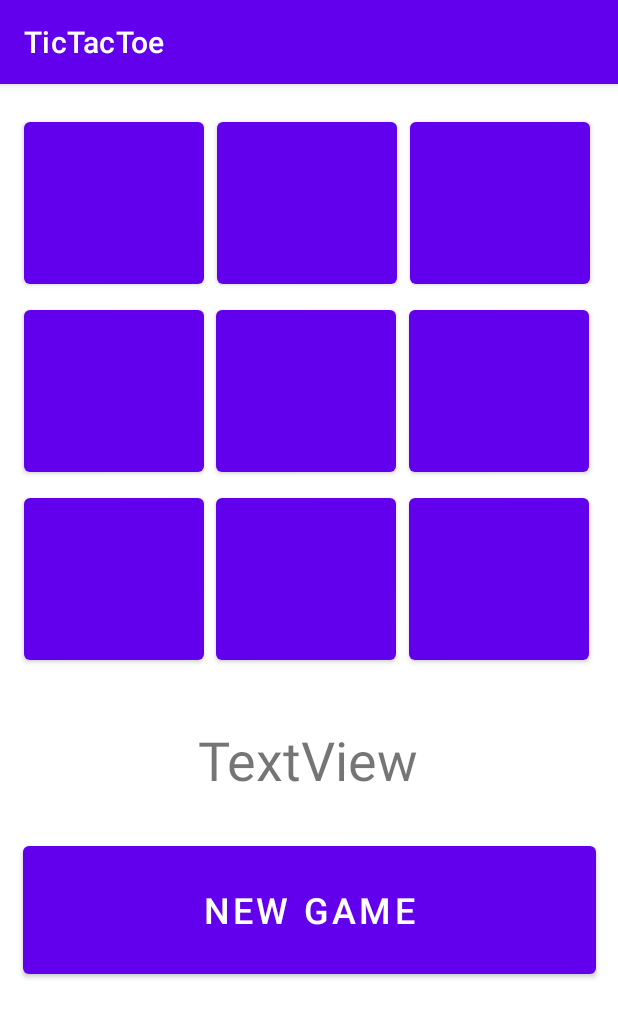
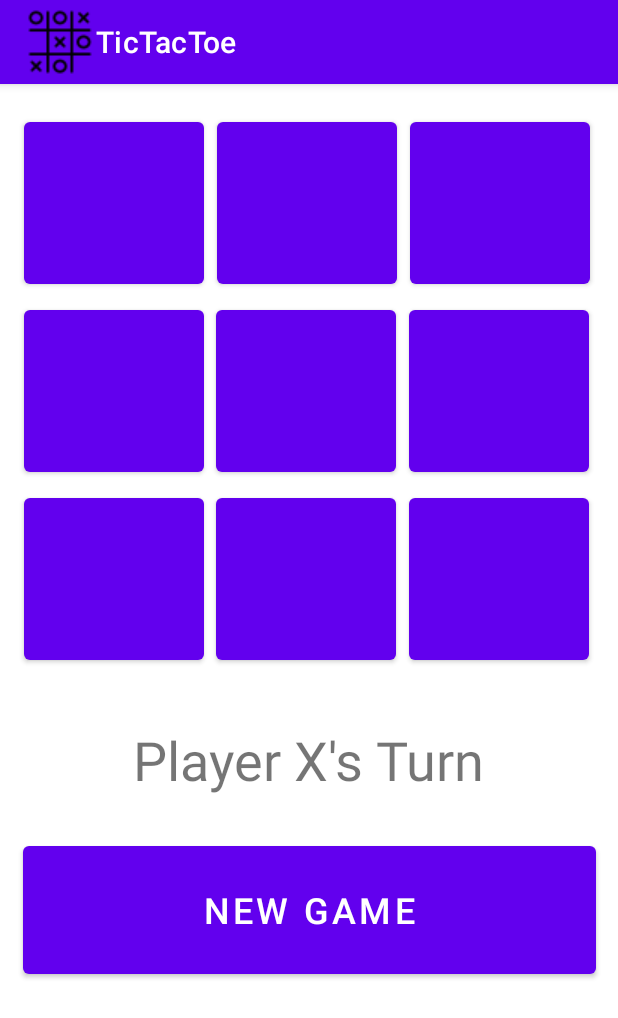
Before and after one commit to Thom440/TicTacToe, an Android app: the screen it shows after launch (MainActivity), on a phone screen of 412 x 824 dp. Shown: the top 1018 px of the screen. Run offline under Robolectric (Android 15) with nearby library versions, the phone set to English and light mode, and no system bars.

Commit message:
Buttons now change text to either x or o based off of player. Added an icon to the title bar. New game starts a new game.

```diff
--- a/app/src/main/AndroidManifest.xml
+++ b/app/src/main/AndroidManifest.xml
@@ -9,7 +9,9 @@
         android:roundIcon="@mipmap/ic_launcher_round"
         android:supportsRtl="true"
         android:theme="@style/Theme.TicTacToe">
-        <activity android:name=".MainActivity">
+        <activity
+            android:name=".MainActivity"
+            android:screenOrientation="portrait">
             <intent-filter>
                 <action android:name="android.intent.action.MAIN" />
 
--- a/app/src/main/java/com/example/tictactoe/MainActivity.java
+++ b/app/src/main/java/com/example/tictactoe/MainActivity.java
@@ -1,14 +1,70 @@
 package com.example.tictactoe;
 
+import androidx.appcompat.app.ActionBar;
 import androidx.appcompat.app.AppCompatActivity;
 
 import android.os.Bundle;
+import android.view.View;
+import android.widget.Button;
+import android.widget.TextView;
 
 public class MainActivity extends AppCompatActivity {
+
+    private Button[] btnArray;
+
+    private final String PLAYER_X = "X";
+    private final String PLAYER_O = "O";
+    private String currentPlayer;
+
+    private TextView instructions;
 
     @Override
     protected void onCreate(Bundle savedInstanceState) {
         super.onCreate(savedInstanceState);
         setContentView(R.layout.activity_main);
+
+        ActionBar actionBar = getSupportActionBar();
+        actionBar.setDisplayShowHomeEnabled(true);
+        actionBar.setIcon(R.mipmap.ic_launcher_default);
+
+        btnArray = new Button[9];
+        btnArray[0] = (Button)findViewById(R.id.btn1);
+        btnArray[1] = (Button)findViewById(R.id.btn2);
+        btnArray[2] = (Button)findViewById(R.id.btn3);
+        btnArray[3] = (Button)findViewById(R.id.btn4);
+        btnArray[4] = (Button)findViewById(R.id.btn5);
+        btnArray[5] = (Button)findViewById(R.id.btn6);
+        btnArray[6] = (Button)findViewById(R.id.btn7);
+        btnArray[7] = (Button)findViewById(R.id.btn8);
+        btnArray[8] = (Button)findViewById(R.id.btn9);
+
+        currentPlayer = PLAYER_X;
+
+        instructions = (TextView)findViewById(R.id.instructions);
+
+        instructions.setText("Player " + currentPlayer + "'s Turn");
+    }
+
+    public void onClick(View v) {
+        if (((Button)v).getText().equals("")) {
+            ((Button) v).setText(currentPlayer);
+            if (currentPlayer == PLAYER_X) {
+                currentPlayer = PLAYER_O;
+            }
+            else {
+                currentPlayer = PLAYER_X;
+            }
+            instructions.setText("Player " + currentPlayer + "'s Turn");
+        }
+    }
+
+    public void newGameClick(View v) {
+        for (int i = 0; i < btnArray.length; i++) {
+            btnArray[i].setText("");
+        }
+
+        currentPlayer = PLAYER_X;
+
+        instructions.setText("Player " + currentPlayer + "'s Turn");
     }
 }
--- a/app/src/main/res/layout/activity_main.xml
+++ b/app/src/main/res/layout/activity_main.xml
@@ -4,6 +4,7 @@
     xmlns:tools="http://schemas.android.com/tools"
     android:layout_width="match_parent"
     android:layout_height="match_parent"
+
     tools:context=".MainActivity">
 
     <Button
@@ -12,6 +13,8 @@
         android:layout_height="120dp"
         android:layout_marginStart="13dp"
         android:layout_marginTop="19dp"
+        android:onClick="onClick"
+        android:textSize="36sp"
         app:layout_constraintBottom_toTopOf="@+id/btn4"
         app:layout_constraintEnd_toStartOf="@+id/btn3"
         app:layout_constraintStart_toStartOf="parent"
@@ -24,6 +27,8 @@
         android:layout_height="120dp"
         android:layout_marginTop="19dp"
         android:layout_marginEnd="16dp"
+        android:onClick="onClick"
+        android:textSize="36sp"
         app:layout_constraintBottom_toTopOf="@+id/btn6"
         app:layout_constraintEnd_toEndOf="parent"
         app:layout_constraintStart_toEndOf="@+id/btn3"
@@ -36,6 +41,8 @@
         android:layout_marginStart="5dp"
         android:layout_marginTop="19dp"
         android:layout_marginEnd="6dp"
+        android:onClick="onClick"
+        android:textSize="36sp"
         app:layout_constraintBottom_toTopOf="@+id/btn5"
         app:layout_constraintEnd_toStartOf="@+id/btn2"
         app:layout_constraintStart_toEndOf="@+id/btn1"
@@ -47,6 +54,8 @@
         android:layout_height="120dp"
         android:layout_marginStart="12dp"
         android:layout_marginTop="5dp"
+        android:onClick="onClick"
+        android:textSize="36sp"
         app:layout_constraintBottom_toTopOf="@+id/btn7"
         app:layout_constraintEnd_toStartOf="@+id/btn5"
         app:layout_constraintHorizontal_bias="0.333"
@@ -60,6 +69,8 @@
         android:layout_marginStart="4dp"
         android:layout_marginTop="5dp"
         android:layout_marginEnd="5dp"
+        android:onClick="onClick"
+        android:textSize="36sp"
         app:layout_constraintBottom_toTopOf="@+id/btn8"
         app:layout_constraintEnd_toStartOf="@+id/btn6"
         app:layout_constraintStart_toEndOf="@+id/btn4"
@@ -71,6 +82,8 @@
         android:layout_height="120dp"
         android:layout_marginTop="5dp"
         android:layout_marginEnd="15dp"
+        android:onClick="onClick"
+        android:textSize="36sp"
         app:layout_constraintBottom_toTopOf="@+id/btn9"
         app:layout_constraintEnd_toEndOf="parent"
         app:layout_constraintStart_toEndOf="@+id/btn5"
@@ -82,6 +95,8 @@
         android:layout_height="120dp"
         android:layout_marginStart="12dp"
         android:layout_marginTop="5dp"
+        android:onClick="onClick"
+        android:textSize="36sp"
         app:layout_constraintEnd_toStartOf="@+id/btn8"
         app:layout_constraintStart_toStartOf="parent"
         app:layout_constraintTop_toBottomOf="@+id/btn4" />
@@ -94,6 +109,8 @@
         android:layout_marginTop="5dp"
         android:layout_marginEnd="5dp"
         android:layout_marginBottom="36dp"
+        android:onClick="onClick"
+        android:textSize="36sp"
         app:layout_constraintBottom_toTopOf="@+id/instructions"
         app:layout_constraintEnd_toStartOf="@+id/btn9"
         app:layout_constraintStart_toEndOf="@+id/btn7"
@@ -105,6 +122,8 @@
         android:layout_height="120dp"
         android:layout_marginTop="5dp"
         android:layout_marginEnd="15dp"
+        android:onClick="onClick"
+        android:textSize="36sp"
         app:layout_constraintEnd_toEndOf="parent"
         app:layout_constraintStart_toEndOf="@+id/btn8"
         app:layout_constraintTop_toBottomOf="@+id/btn6" />
@@ -115,7 +134,8 @@
         android:layout_height="wrap_content"
         android:layout_marginTop="36dp"
         android:layout_marginBottom="28dp"
-        android:text="TextView"
+        android:text="@string/textview"
+        android:textAlignment="center"
         android:textSize="36sp"
         app:layout_constraintBottom_toTopOf="@+id/newGameBtn"
         app:layout_constraintEnd_toEndOf="parent"
@@ -128,7 +148,8 @@
         android:layout_width="382dp"
         android:layout_height="97dp"
         android:layout_marginTop="27dp"
-        android:text="New Game"
+        android:onClick="newGameClick"
+        android:text="@string/new_game"
         android:textSize="24sp"
         app:layout_constraintEnd_toEndOf="parent"
         app:layout_constraintStart_toStartOf="parent"
--- a/app/src/main/res/values/strings.xml
+++ b/app/src/main/res/values/strings.xml
@@ -1,3 +1,5 @@
 <resources>
     <string name="app_name">TicTacToe</string>
+    <string name="textview">TextView</string>
+    <string name="new_game">New Game</string>
 </resources>
```
Also changed, not shown: app/src/main/res/mipmap-hdpi/ic_launcher.png, app/src/main/res/mipmap-hdpi/ic_launcher_round.png, app/src/main/res/mipmap-mdpi/ic_launcher_default.png (added), app/src/main/res/mipmap-mdpi/ic_launcher_round.png, app/src/main/res/mipmap-mdpi/ic_launcher_round_mdpi.png (added), app/src/main/res/mipmap-xhdpi/ic_launcher.png, app/src/main/res/mipmap-xhdpi/ic_launcher_round.png, app/src/main/res/mipmap-xxhdpi/ic_launcher.png, app/src/main/res/mipmap-xxhdpi/ic_launcher_round.png, app/src/main/res/mipmap-xxhdpi/ic_launcher_round_xxhdpi.png (added), app/src/main/res/mipmap-xxxhdpi/ic_launcher.png, app/src/main/res/mipmap-xxxhdpi/ic_launcher_round.png, app/src/main/res/mipmap-xxxhdpi/ic_launcher_round_xxxhdpi.png (added).
